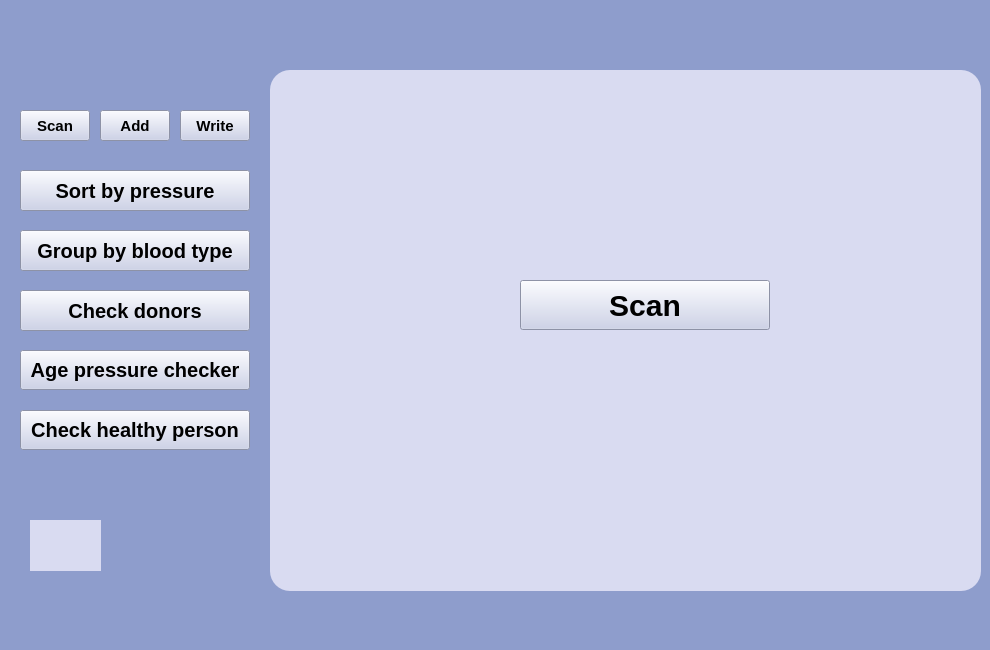
First picture: the form in PatientMonitor/patientmonitor.ui, repository maxnevermo/KURSOVA, before the edit.
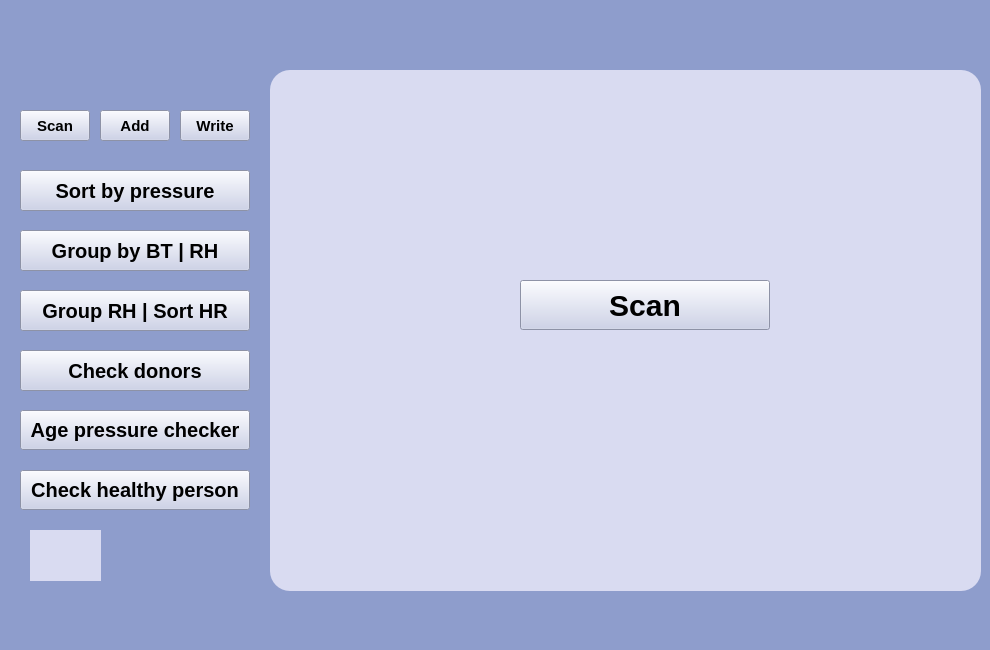
Second picture: the form after the edit. Icons and pictures are not drawn.

Patch:
```diff
--- a/PatientMonitor/patientmonitor.ui
+++ b/PatientMonitor/patientmonitor.ui
@@ -69,7 +69,7 @@
     <property name="geometry">
      <rect>
       <x>30</x>
-      <y>520</y>
+      <y>530</y>
       <width>71</width>
       <height>51</height>
      </rect>
@@ -198,7 +198,7 @@
     <property name="geometry">
      <rect>
       <x>20</x>
-      <y>290</y>
+      <y>350</y>
       <width>230</width>
       <height>41</height>
      </rect>
@@ -288,7 +288,7 @@
     <property name="geometry">
      <rect>
       <x>20</x>
-      <y>350</y>
+      <y>410</y>
       <width>230</width>
       <height>40</height>
      </rect>
@@ -318,7 +318,7 @@
     <property name="geometry">
      <rect>
       <x>20</x>
-      <y>410</y>
+      <y>470</y>
       <width>230</width>
       <height>40</height>
      </rect>
@@ -370,7 +370,7 @@
 </string>
     </property>
     <property name="text">
-     <string>Group by blood type</string>
+     <string>Group by BT | RH</string>
     </property>
    </widget>
    <widget class="QPushButton" name="scanTableButton">
@@ -403,6 +403,36 @@
      <string>Scan</string>
     </property>
    </widget>
+   <widget class="QPushButton" name="rhGroupHrSort">
+    <property name="geometry">
+     <rect>
+      <x>20</x>
+      <y>290</y>
+      <width>230</width>
+      <height>41</height>
+     </rect>
+    </property>
+    <property name="styleSheet">
+     <string notr="true">QPushButton {
+    background-color: #C6CCE8;
+    color: #000000;
+	border-radius: 0.5em;
+	font-family: 'Gogh';
+	font-weight: 500;
+	font-size: 20px;
+}
+
+QPushButton:hover {
+    background-color: #A9B9E3;
+	font-family: 'Gogh';
+	font-weight: 500;
+}
+</string>
+    </property>
+    <property name="text">
+     <string>Group RH | Sort HR</string>
+    </property>
+   </widget>
    <zorder>state</zorder>
    <zorder>pulseSortButton</zorder>
    <zorder>rectangle</zorder>
@@ -417,6 +447,7 @@
    <zorder>bloodTypeGroupButton</zorder>
    <zorder>logo</zorder>
    <zorder>scanTableButton</zorder>
+   <zorder>rhGroupHrSort</zorder>
   </widget>
   <widget class="QMenuBar" name="menubar">
    <property name="geometry">
```
